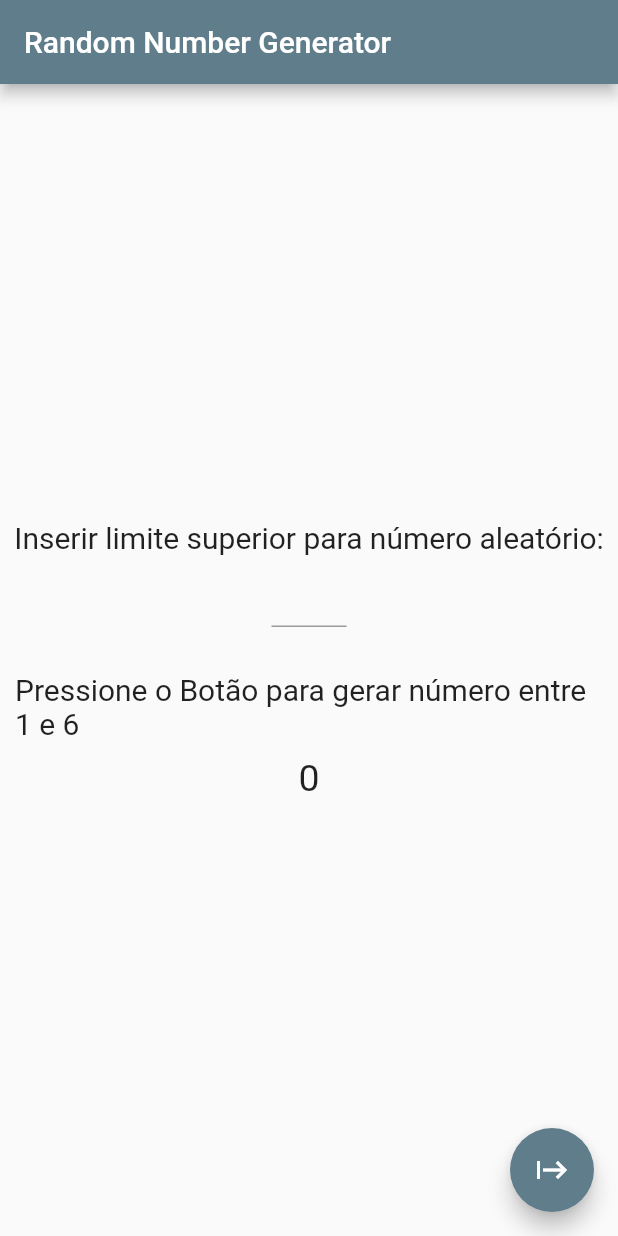
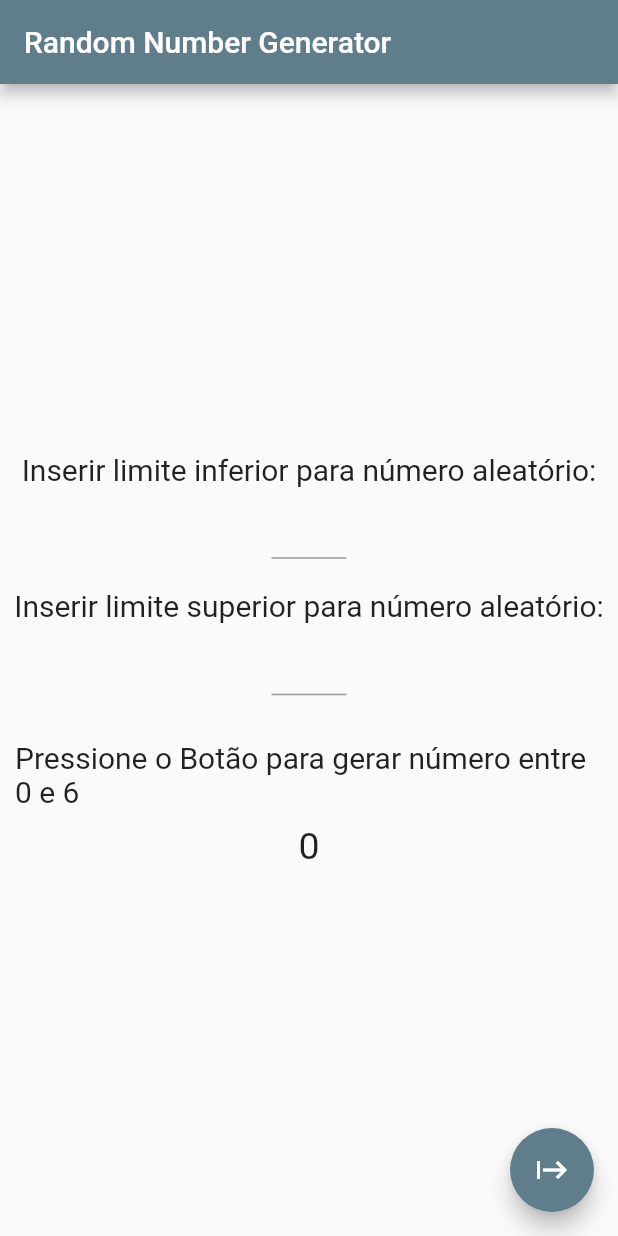
Before and after one commit to alekissandroarvo/randomnumbersgen, a Flutter app: the screen it shows after launch, on a phone screen of 412 x 824 dp. Run offline on Flutter 3.47's test engine with Material 2 defaults, Android fonts, the light colour scheme and no system bars.

Commit message:
inserido intervalo min e max

```diff
--- a/lib/main.dart
+++ b/lib/main.dart
@@ -30,11 +30,12 @@ class HomePage extends StatefulWidget {
 
 class _HomePageState extends State<HomePage> {
   int var1 = 0;
-  int var2 = 6;
+  int max = 6;
+  int min=0;
 
   void _randomGenerator() {
     setState(() {
-      var1 = intValue.nextInt(var2) + 1;
+      var1 = intValue.nextInt(max-min+1) + min;
     });
   }
 
@@ -49,6 +50,21 @@ class _HomePageState extends State<HomePage> {
           mainAxisAlignment: MainAxisAlignment.center,
           children: <Widget>[
             const Text(
+              'Inserir limite inferior para número aleatório:',
+              style: TextStyle(fontSize: 20),
+            ),
+            SizedBox(
+              width: 50,
+              child: TextFormField(
+                textAlign: TextAlign.center,
+                style: const TextStyle(fontSize: 20),
+                onChanged: (value) {
+                  min = int.parse(value);
+                },
+              ),
+            ),
+            const SizedBox(height: 20,),
+            const Text(
               'Inserir limite superior para número aleatório:',
               style: TextStyle(fontSize: 20),
             ),
@@ -58,7 +74,7 @@ class _HomePageState extends State<HomePage> {
                 textAlign: TextAlign.center,
                 style: const TextStyle(fontSize: 20),
                 onChanged: (value) {
-                  var2 = int.parse(value);
+                  max = int.parse(value);
                 },
               ),
             ),
@@ -66,7 +82,7 @@ class _HomePageState extends State<HomePage> {
             Padding(
               padding: const EdgeInsets.all(10),
               child: Text(
-                'Pressione o Botão para gerar número entre 1 e $var2',
+                'Pressione o Botão para gerar número entre $min e $max',
                 style: const TextStyle(fontSize: 20),
               ),
             ),
```
